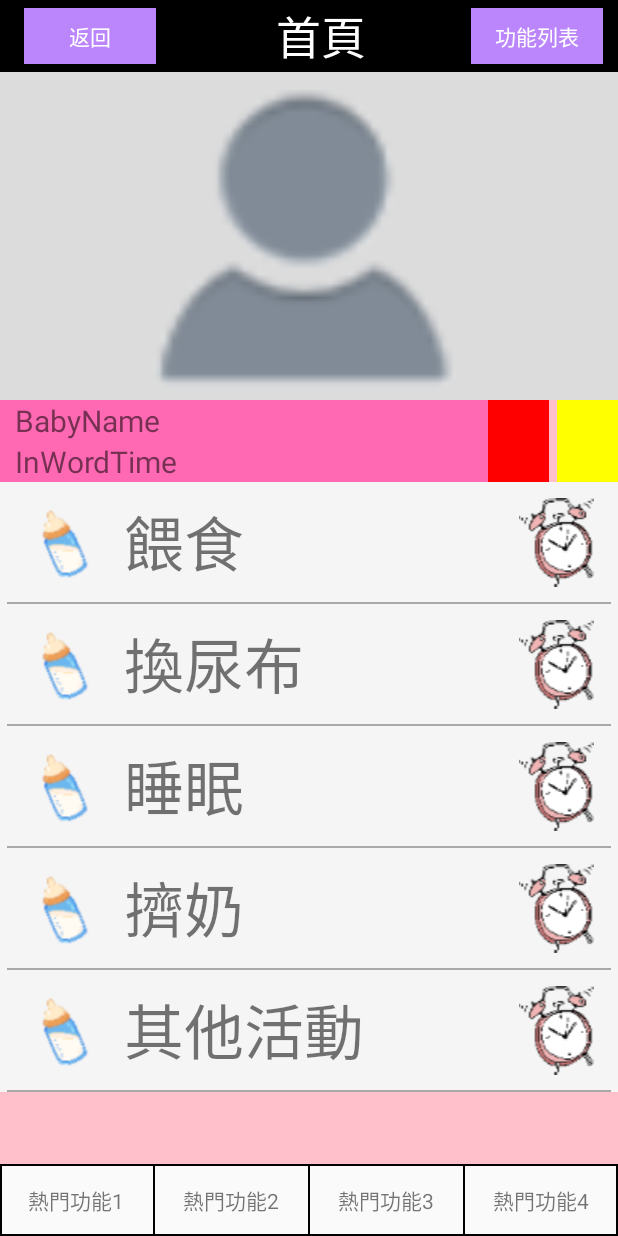
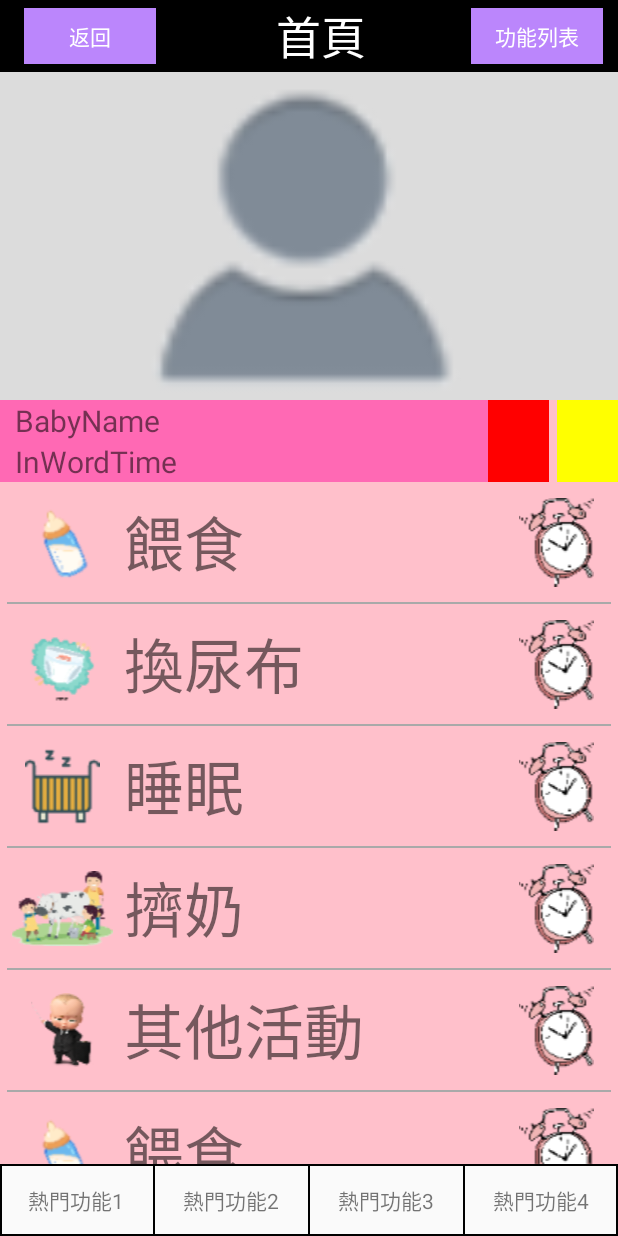
Before and after one commit to JasonKotlin/BabyNotes, an Android app: the screen it shows after launch (MainActivity), on a phone screen of 412 x 824 dp. Run offline under Robolectric (Android 15) with nearby library versions, the phone set to English and light mode, and no system bars; our stand-ins replace data binding.

Commit message:
1. FrameLayout 全滿 2. 增加圓角 xml ，但無法 work 3. 嘗試在 RecyclerView 裡也使用 Binding 但失敗

```diff
--- a/app/src/main/java/com/jason/babynotes/model/HomeListData.kt
+++ b/app/src/main/java/com/jason/babynotes/model/HomeListData.kt
@@ -8,23 +8,4 @@ data class HomeListData(
         val listName: TextView,
         val listNoUse: TextView,
         val listAlert: TextView) {
-
-    class HomeItemList: ArrayList<HomeListData>()
-
-    val defaultList = arrayListOf("餵食","換尿布","睡眠","擠奶","其他活動")
-    var itemList = ArrayList<String>()
-
-    open fun getListData(){
-        for (i in 0 until defaultList.size){
-            itemList.add(defaultList.get(i))
-        }
-
-        for(i in 0 until defaultList.size){
-            var number: Int = i + 1
-            for(j in 0 until defaultList.size){
-                var str : String = defaultList.get(j) + number
-                itemList.add(str)
-            }
-        }
-    }
 }
--- a/app/src/main/java/com/jason/babynotes/view/HomeFragment.kt
+++ b/app/src/main/java/com/jason/babynotes/view/HomeFragment.kt
@@ -16,6 +16,7 @@ import androidx.recyclerview.widget.RecyclerView.ItemDecoration
 import com.jason.babynotes.R
 import com.jason.babynotes.baseclass.BaseFragment
 import com.jason.babynotes.databinding.HomeFragmentBinding
+import com.jason.babynotes.databinding.HomeItemLayoutBinding
 import com.jason.babynotes.viewmodel.HomeFeaturesViewModel
 
 
@@ -54,12 +55,10 @@ class HomeFragment: BaseFragment() {
     }
 
     /**
-     * Q1.每一個 Item 裡面的資料應該可以建一個 Model 出來，我就取那個 Model 來用就好
-     * Q2.如果我用了 holder.itemView.setOnItemclick，這樣我就沒辦法針對最右邊的鬧鐘按鈕做事了對吧？
-     *   網路上的 interface 寫法也是亂七八糟的看不懂 = =" 求教
-     * Q3.有沒有辦法讓 RecyclerView 的高度就是在最下面的 View 上面？
+     * 1. 圓角無效？
+     * 2. RecyclerView 沒辦法滑到更下面？
+     * 3. RecyclerView 的 Binding 似乎哪邊錯了？ view 沒辦法用 home_item_layout 裡面的元件？
      *
-     * TODO 圓角還沒做
      */
     private fun createRecyclerView(){
         val mRecyclerView: RecyclerView = mBinding.recyclerView
@@ -71,8 +70,11 @@ class HomeFragment: BaseFragment() {
 
     class ItemAdapter(val items: List<String>) : RecyclerView.Adapter<ItemAdapter.viewHolder>(){
         override fun onCreateViewHolder(parent: ViewGroup, viewType: Int): viewHolder {
-            val view = LayoutInflater.from(parent.context).inflate(R.layout.home_item_layout, parent, false)
-            return viewHolder(view)
+            var binding : HomeItemLayoutBinding = HomeItemLayoutBinding.bind(LayoutInflater.from(parent.context)
+                    .inflate(R.layout.home_item_layout, parent, false)).apply {
+                        //TODO 這裡會有要幹嘛嗎？
+            }
+            return viewHolder(binding.root)
         }
 
         override fun getItemCount(): Int {
@@ -83,12 +85,25 @@ class HomeFragment: BaseFragment() {
 
         override fun onBindViewHolder(holder: viewHolder, position: Int) {
             holder.home_list_features_name.text = items.get(position)
+            holder.home_list_icon.setImageResource(
+                    when(holder.home_list_features_name.text){
+                        "餵食"-> R.drawable.baby_bottle
+                        "換尿布"-> R.drawable.diaper
+                        "睡眠"-> R.drawable.baby_bed
+                        "擠奶"-> R.drawable.milking
+                        "其他活動"-> R.drawable.other_doings
+                    else ->{
+                        R.drawable.baby_bed
+                }
+            })
+
             holder.itemView.setOnClickListener{
-                Log.d("JasonYang", "按！$position")
+                //點擊Item時做的事
             }
         }
 
         //TODO 怎麼還會看到 findViewById，是還要再建一個 Binding？
+        //TODO 哪裡寫錯了嗎？我的 view 取不到我 home_item_layout 裡的東西…
         inner class viewHolder(val view: View) : RecyclerView.ViewHolder(view){
             val home_list_icon = view.findViewById<ImageView>(R.id.home_list_icon)
             val home_list_features_name = view.findViewById<TextView>(R.id.home_list_features_name)
--- a/app/src/main/java/com/jason/babynotes/viewmodel/HomeFeaturesViewModel.kt
+++ b/app/src/main/java/com/jason/babynotes/viewmodel/HomeFeaturesViewModel.kt
@@ -3,12 +3,5 @@ package com.jason.babynotes.viewmodel
 import androidx.lifecycle.ViewModel
 
 class HomeFeaturesViewModel: ViewModel() {
-//    val mListData = arrayListOf("餵食","換尿布","睡眠","擠奶","其他活動",
-//        "餵食1","換尿布1","睡眠1","擠奶1","其他活動1",
-//        "餵食2","換尿布2","睡眠2","擠奶2","其他活動2",
-//        "餵食3","換尿布3","睡眠3","擠奶3","其他活動3",
-//        "餵食4","換尿布4","睡眠4","擠奶4","其他活動4",
-//        "餵食5","換尿布5","睡眠5","擠奶5","其他活動5")
-
-    val mListData = arrayListOf("餵食","換尿布","睡眠","擠奶","其他活動")
+    val mListData = arrayListOf("餵食","換尿布","睡眠","擠奶","其他活動","餵食","換尿布","睡眠","擠奶","其他活動")
 }
--- /dev/null
+++ b/app/src/main/java/com/jason/babynotes/viewmodel/RecyclerViewModel.kt
@@ -0,0 +1,8 @@
+package com.jason.babynotes.viewmodel
+
+import androidx.lifecycle.MutableLiveData
+import androidx.lifecycle.ViewModel
+
+class RecyclerViewModel: ViewModel() {
+    var text = MutableLiveData<String>()
+}
--- /dev/null
+++ b/app/src/main/res/drawable/corners_setting.xml
@@ -0,0 +1,4 @@
+<?xml version="1.0" encoding="utf-8"?>
+<shape xmlns:android="http://schemas.android.com/apk/res/android">
+    <corners android:radius="100dp"/>
+</shape>
--- a/app/src/main/res/layout/activity_main.xml
+++ b/app/src/main/res/layout/activity_main.xml
@@ -9,7 +9,7 @@
             type="com.jason.babynotes.viewmodel.MainViewModel" />
     </data>
 
-    <LinearLayout
+    <androidx.constraintlayout.widget.ConstraintLayout
         android:layout_width="match_parent"
         android:layout_height="match_parent"
         android:orientation="vertical"
@@ -19,7 +19,9 @@
             android:id="@+id/tool_bar"
             android:layout_width="match_parent"
             android:layout_height="48dp"
-            android:background="@color/black">
+            android:background="@color/black"
+            app:layout_constraintTop_toTopOf="parent"
+            app:layout_constraintStart_toStartOf="parent">
 
             <RelativeLayout
                 android:layout_width="match_parent"
@@ -64,14 +66,17 @@
             android:id="@+id/base_main_container"
             android:layout_width="match_parent"
             android:layout_height="0dp"
-            android:layout_weight="1"/>
+            app:layout_constraintTop_toBottomOf="@+id/tool_bar"
+            app:layout_constraintBottom_toTopOf="@+id/bottom_layout"/>
 
         <LinearLayout
             android:id="@+id/bottom_layout"
             android:layout_width="match_parent"
             android:layout_height="48dp"
             android:orientation="horizontal"
-            android:background="@drawable/textview_line">
+            android:background="@drawable/textview_line"
+            app:layout_constraintBottom_toBottomOf="parent"
+            app:layout_constraintStart_toStartOf="parent">
 
             <TextView
                 android:layout_width="0dp"
@@ -123,5 +128,5 @@
                 android:layout_gravity="center_vertical" />
 
         </LinearLayout>
-    </LinearLayout>
+    </androidx.constraintlayout.widget.ConstraintLayout>
 </layout>
--- a/app/src/main/res/layout/home_fragment.xml
+++ b/app/src/main/res/layout/home_fragment.xml
@@ -11,7 +11,7 @@
 
     <androidx.constraintlayout.widget.ConstraintLayout
         android:layout_width="match_parent"
-        android:layout_height="match_parent"
+        android:layout_height="wrap_content"
         android:background="@color/pink">
 
         <ImageView
@@ -31,6 +31,7 @@
             android:layout_width="match_parent"
             android:layout_height="wrap_content"
             android:orientation="horizontal"
+            android:background="@drawable/corners_setting"
             app:layout_constraintStart_toStartOf="parent"
             app:layout_constraintEnd_toEndOf="parent"
             app:layout_constraintTop_toBottomOf="@+id/title_view">
@@ -80,7 +81,7 @@
             app:layout_constraintTop_toBottomOf="@+id/two"
             app:layout_constraintStart_toStartOf="parent"
             app:layout_constraintEnd_toEndOf="parent"
-            android:background="@color/whitesmoke"
+            android:background="@drawable/corners_setting"
             tools:listitem="@layout/home_item_layout"/>
 
     </androidx.constraintlayout.widget.ConstraintLayout>
--- a/app/src/main/res/layout/home_item_layout.xml
+++ b/app/src/main/res/layout/home_item_layout.xml
@@ -1,8 +1,16 @@
 <?xml version="1.0" encoding="utf-8"?>
-<androidx.constraintlayout.widget.ConstraintLayout xmlns:android="http://schemas.android.com/apk/res/android"
+<layout xmlns:android="http://schemas.android.com/apk/res/android"
+    xmlns:app="http://schemas.android.com/apk/res-auto">
+
+    <data>
+        <variable
+            name="recyclerViewModel"
+            type="com.jason.babynotes.viewmodel.RecyclerViewModel" />
+    </data>
+
+    <androidx.constraintlayout.widget.ConstraintLayout
         android:layout_width="match_parent"
         android:layout_height="wrap_content"
-    xmlns:app="http://schemas.android.com/apk/res-auto"
         android:layout_marginTop="10dp"
         android:layout_marginBottom="10dp">
 
@@ -46,6 +54,7 @@
             app:layout_constraintTop_toTopOf="@+id/home_list_features_name"
             app:layout_constraintBottom_toBottomOf="@+id/home_list_features_name"
             android:src="@drawable/alarm_clock"
-        android:scaleType="fitCenter"/>
+            android:scaleType="fitCenter" />
 
     </androidx.constraintlayout.widget.ConstraintLayout>
+</layout>
```
Also changed, not shown: app/src/main/res/drawable/diaper.png. Lines whose indentation alone changed are shown as unchanged.
